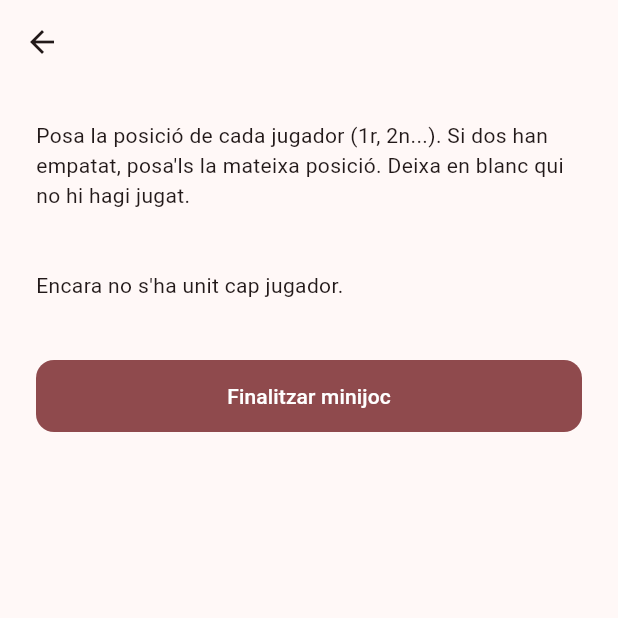
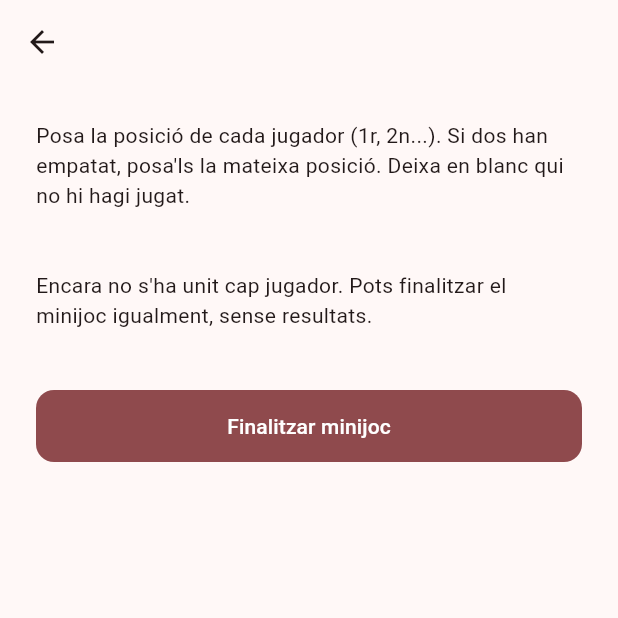
Before and after one commit to Draquian/XGames-Jordi, a Flutter app: the MinigameResultsScreen screen opened directly with empty values, on a phone screen of 412 x 824 dp, the top half of it. Run offline on Flutter 3.47's test engine with Material 3 defaults, Android fonts, the phone set to English and light mode, and no system bars; our stand-ins replace qr_flutter, shared_preferences, sqflite, wakelock_plus; missing offline and left inert: mobile_scanner, network_info_plus; accounts and stored records are empty.

Commit message:
fix 2 errors (minigame screen errors)

```diff
--- a/lib/features/master/minigame_list_screen.dart
+++ b/lib/features/master/minigame_list_screen.dart
@@ -37,6 +37,11 @@ class MinigameListScreen extends StatelessWidget {
                 children: [
                   Expanded(child: Text("Minijoc en curs: ${active.name}")),
                   FilledButton(
+                    // Dins d'un Row, el tema (minimumSize amb amplada infinita)
+                    // provoca un error de layout: cal una amplada mínima finita.
+                    style: FilledButton.styleFrom(
+                      minimumSize: const Size(0, 40),
+                    ),
                     onPressed: () => Navigator.of(context).push(
                       MaterialPageRoute(
                         builder: (_) =>
--- a/lib/features/master/minigame_results_screen.dart
+++ b/lib/features/master/minigame_results_screen.dart
@@ -69,7 +69,9 @@ class _MinigameResultsScreenState extends State<MinigameResultsScreen> {
       }
       positions[player.id] = position;
     }
-    if (positions.isEmpty) {
+    // Si encara no hi ha cap jugador, es pot finalitzar el minijoc sense
+    // resultats. Només es demana almenys una posició quan hi ha jugadors.
+    if (positions.isEmpty && _eligiblePlayers.isNotEmpty) {
       ScaffoldMessenger.of(context).showSnackBar(const SnackBar(
         content: Text("Introdueix la posició d'almenys un jugador."),
       ));
@@ -112,7 +114,10 @@ class _MinigameResultsScreenState extends State<MinigameResultsScreen> {
                 if (_eligiblePlayers.isEmpty)
                   const Padding(
                     padding: EdgeInsets.symmetric(vertical: 16),
-                    child: Text("Encara no s'ha unit cap jugador."),
+                    child: Text(
+                      "Encara no s'ha unit cap jugador. Pots finalitzar el "
+                      "minijoc igualment, sense resultats.",
+                    ),
                   )
                 else
                   ..._eligiblePlayers.map((player) => Padding(
```
